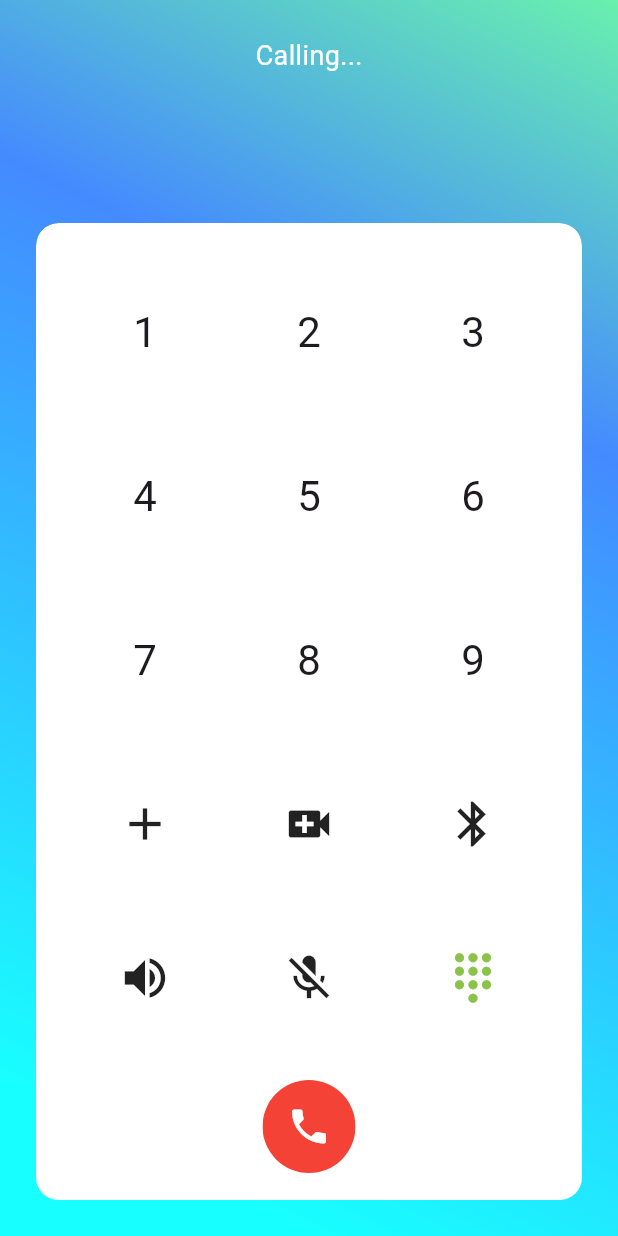
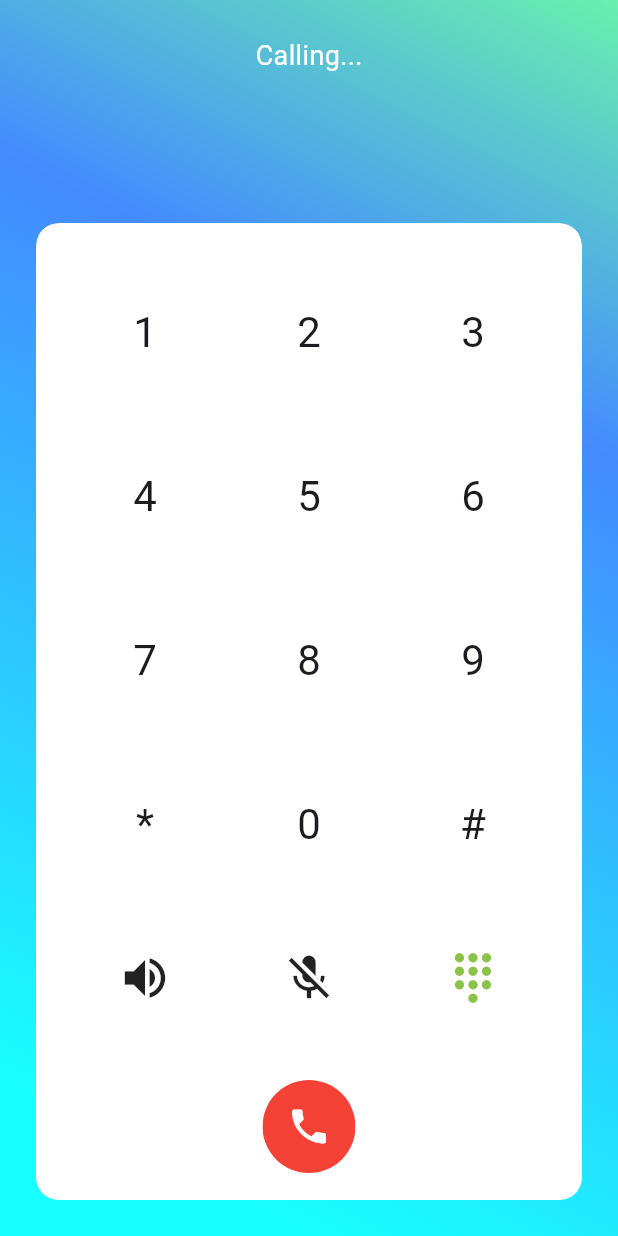
Before and after one commit to tunokeko/animated_phone_call, a Flutter app: the screen it shows after launch, after a tap on the "dialpad" icon, on a phone screen of 412 x 824 dp. Run offline on Flutter 3.47's test engine with Material 3 defaults, Android fonts, the phone set to English and light mode, and no system bars.

Commit message:
added opacity animation for the 4th row buttons

```diff
--- a/lib/pages/phone_call_page.dart
+++ b/lib/pages/phone_call_page.dart
@@ -111,13 +111,19 @@ class _PhoneCallPageState extends State<PhoneCallPage>
                               crossAxisCount: 3,
                               children: List.generate(12, (index) {
                                 if (phoneList[index] is String) {
-                                  return Center(
-                                      child: Text(
-                                    phoneList[index],
-                                    style: TextStyle(fontSize: 28),
-                                  ));
+                                  return AnimatedSwitcher(
+                                    duration: const Duration(milliseconds: 200),
+                                    child: Center(
+                                        child: Text(
+                                      phoneList[index],
+                                      style: TextStyle(fontSize: 28),
+                                    )),
+                                  );
                                 } else {
-                                  return phoneList[index];
+                                  return AnimatedSwitcher(
+                                    duration: const Duration(milliseconds: 200),
+                                    child: phoneList[index],
+                                  );
                                 }
                               }),
                             ),
@@ -140,8 +146,10 @@ class _PhoneCallPageState extends State<PhoneCallPage>
                                     setState(() {
                                       if (!isKeyboardPressed) {
                                         _controller.forward();
+                                        phoneList = phoneListWhenNotHidden;
                                       } else {
                                         _controller.reverse();
+                                        phoneList = phoneListWhenHidden;
                                       }
                                       isKeyboardPressed = !isKeyboardPressed;
                                     });
```
